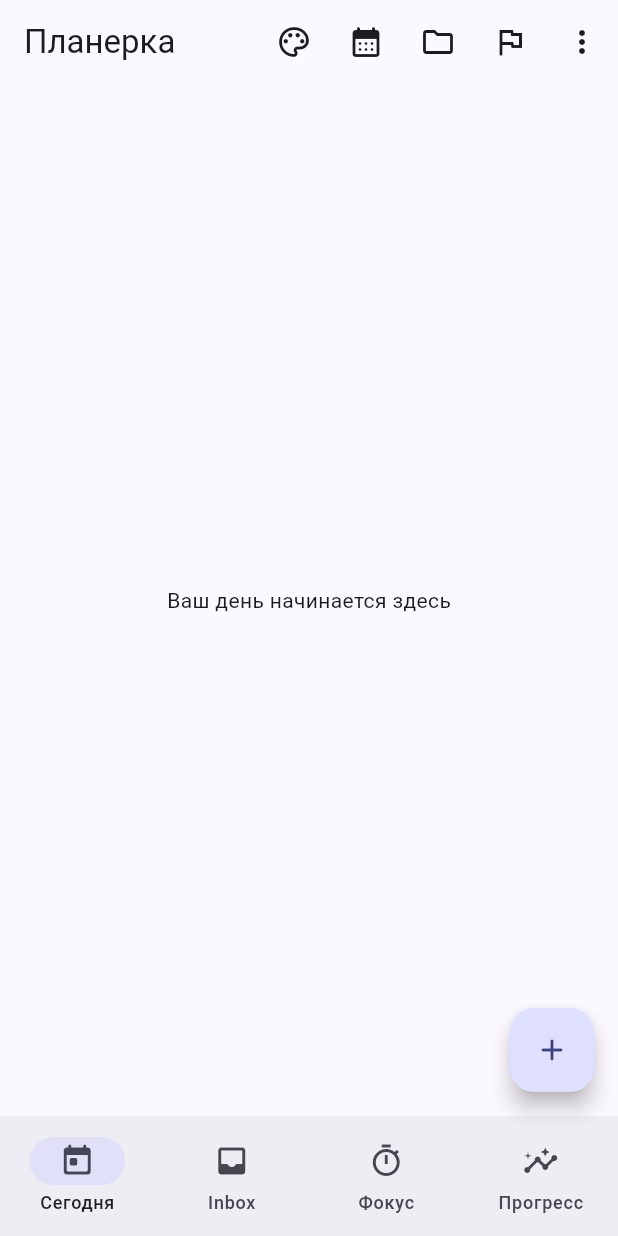
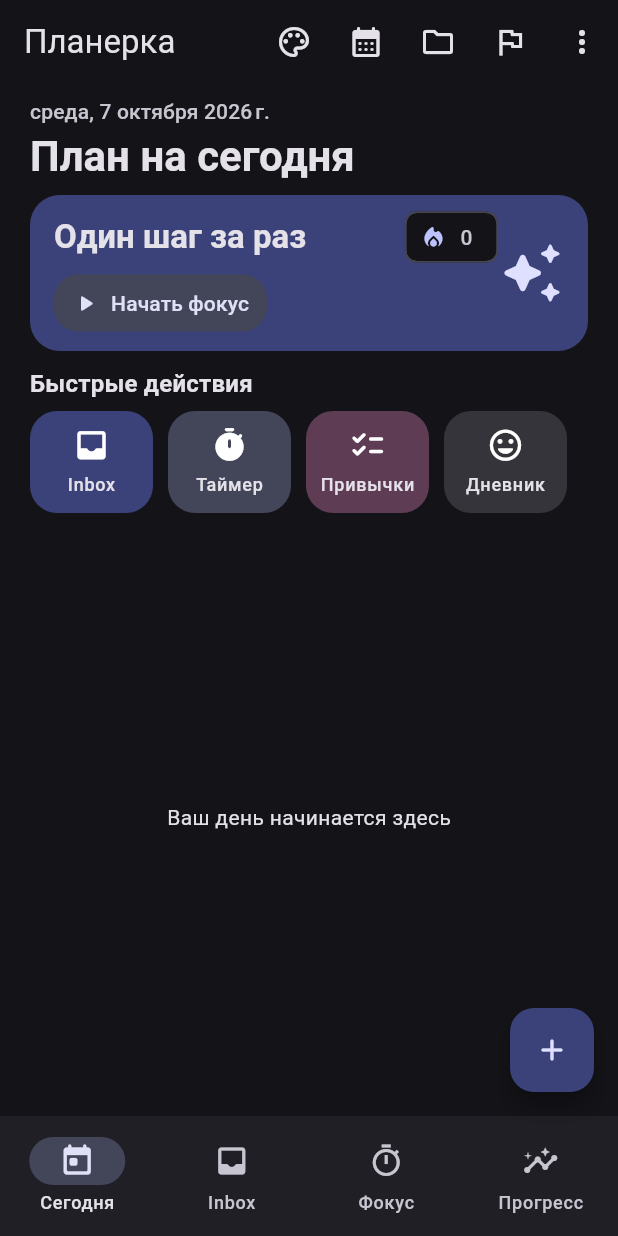
Before and after one commit to d3c0r1x/planerka, a Flutter app: the screen it shows after launch, on a phone screen of 412 x 824 dp. Run offline on Flutter 3.47's test engine with Material 3 defaults, Android fonts, the phone set to English and light mode, and no system bars; our stand-ins replace file_picker, flutter_local_notifications, sqflite, sqflite_common, timezone; accounts and stored records are empty.

Commit message:
feat(G11): add dark home dashboard

```diff
--- a/lib/app.dart
+++ b/lib/app.dart
@@ -8,13 +8,13 @@ import 'core/app_database.dart';
 import 'core/app_theme.dart';
 import 'features/inbox/inbox_repository.dart';
 import 'features/inbox/inbox_screen.dart';
+import 'features/home/home_screen.dart';
 import 'features/goals/goals_screen.dart';
 import 'features/backup/backup_screen.dart';
 import 'features/backup/backup_service.dart';
 import 'features/planning/calendar_screen.dart';
 import 'features/planning/planning_repository.dart';
 import 'features/planning/projects_screen.dart';
-import 'features/planning/today_screen.dart';
 import 'features/reminders/local_notification_port.dart';
 import 'features/reminders/reminder_service.dart';
 import 'features/review/progress_screen.dart';
@@ -40,7 +40,7 @@ class _PlanerkaAppState extends State<PlanerkaApp> with WidgetsBindingObserver {
   int _tab = 0;
   int _inboxVersion = 0;
   ReminderService? _reminders;
-  ThemeMode _themeMode = ThemeMode.system;
+  ThemeMode _themeMode = ThemeMode.dark;
 
   @override
   void initState() {
@@ -271,8 +271,27 @@ class _PlanerkaAppState extends State<PlanerkaApp> with WidgetsBindingObserver {
         body: widget.database == null
             ? const Center(child: Text('Ваш день начинается здесь'))
             : switch (_tab) {
-                0 => TodayScreen(
-                  repository: PlanningRepository(widget.database!),
+                0 => HomeScreen(
+                  planning: PlanningRepository(widget.database!),
+                  wellbeing: WellbeingRepository(widget.database!),
+                  onInbox: () => setState(() => _tab = 1),
+                  onFocus: () => setState(() => _tab = 2),
+                  onHabits: () => Navigator.push(
+                    context,
+                    MaterialPageRoute<void>(
+                      builder: (_) => HabitsScreen(
+                        repository: WellbeingRepository(widget.database!),
+                      ),
+                    ),
+                  ),
+                  onJournal: () => Navigator.push(
+                    context,
+                    MaterialPageRoute<void>(
+                      builder: (_) => JournalScreen(
+                        repository: WellbeingRepository(widget.database!),
+                      ),
+                    ),
+                  ),
                 ),
                 1 => InboxScreen(
                   key: ValueKey(_inboxVersion),
--- /dev/null
+++ b/lib/features/home/home_screen.dart
@@ -0,0 +1,225 @@
+import 'package:flutter/material.dart';
+
+import '../planning/planning_repository.dart';
+import '../planning/today_screen.dart';
+import '../wellbeing/wellbeing_repository.dart';
+
+class HomeScreen extends StatelessWidget {
+  const HomeScreen({
+    super.key,
+    required this.planning,
+    required this.wellbeing,
+    required this.onInbox,
+    required this.onFocus,
+    required this.onHabits,
+    required this.onJournal,
+  });
+
+  final PlanningRepository planning;
+  final WellbeingRepository wellbeing;
+  final VoidCallback onInbox;
+  final VoidCallback onFocus;
+  final VoidCallback onHabits;
+  final VoidCallback onJournal;
+
+  @override
+  Widget build(BuildContext context) {
+    final colors = Theme.of(context).colorScheme;
+    final date = MaterialLocalizations.of(context)
+        .formatFullDate(DateTime.now());
+    return Column(
+      crossAxisAlignment: CrossAxisAlignment.start,
+      children: [
+        Padding(
+          padding: const EdgeInsets.fromLTRB(20, 8, 20, 4),
+          child: Column(
+            crossAxisAlignment: CrossAxisAlignment.start,
+            children: [
+              Text(
+                date,
+                style: Theme.of(context).textTheme.labelLarge
+                    ?.copyWith(color: colors.onSurfaceVariant),
+              ),
+              const SizedBox(height: 2),
+              Text(
+                'План на сегодня',
+                style: Theme.of(context).textTheme.headlineMedium
+                    ?.copyWith(fontWeight: FontWeight.w700),
+              ),
+              const SizedBox(height: 8),
+              _DayCard(onFocus: onFocus, wellbeing: wellbeing),
+              const SizedBox(height: 10),
+              Text(
+                'Быстрые действия',
+                style: Theme.of(context).textTheme.titleMedium
+                    ?.copyWith(fontWeight: FontWeight.w700),
+              ),
+              const SizedBox(height: 6),
+              SizedBox(
+                height: 68,
+                child: ListView(
+                  scrollDirection: Axis.horizontal,
+                  children: [
+                    _QuickAction(
+                      icon: Icons.inbox_rounded,
+                      label: 'Inbox',
+                      color: colors.primaryContainer,
+                      onTap: onInbox,
+                    ),
+                    _QuickAction(
+                      icon: Icons.timer_rounded,
+                      label: 'Таймер',
+                      color: colors.secondaryContainer,
+                      onTap: onFocus,
+                    ),
+                    _QuickAction(
+                      icon: Icons.checklist_rounded,
+                      label: 'Привычки',
+                      color: colors.tertiaryContainer,
+                      onTap: onHabits,
+                    ),
+                    _QuickAction(
+                      icon: Icons.mood_rounded,
+                      label: 'Дневник',
+                      color: colors.surfaceContainerHighest,
+                      onTap: onJournal,
+                    ),
+                  ],
+                ),
+              ),
+            ],
+          ),
+        ),
+        Expanded(child: TodayScreen(repository: planning)),
+      ],
+    );
+  }
+}
+
+class _DayCard extends StatefulWidget {
+  const _DayCard({required this.onFocus, required this.wellbeing});
+  final VoidCallback onFocus;
+  final WellbeingRepository wellbeing;
+
+  @override
+  State<_DayCard> createState() => _DayCardState();
+}
+
+class _DayCardState extends State<_DayCard> {
+  late final Future<int> _streak;
+
+  @override
+  void initState() {
+    super.initState();
+    _streak = _longestStreak();
+  }
+
+  Future<int> _longestStreak() async {
+    final habits = await widget.wellbeing.listHabits();
+    var longest = 0;
+    for (final habit in habits) {
+      final summary = await widget.wellbeing.summary(habit.id, DateTime.now());
+      if (summary.streak > longest) longest = summary.streak;
+    }
+    return longest;
+  }
+
+  @override
+  Widget build(BuildContext context) {
+    final colors = Theme.of(context).colorScheme;
+    return Card(
+      margin: EdgeInsets.zero,
+      color: colors.primaryContainer,
+      child: Padding(
+        padding: const EdgeInsets.symmetric(horizontal: 16, vertical: 8),
+        child: Row(
+          children: [
+            Expanded(
+              child: Column(
+                crossAxisAlignment: CrossAxisAlignment.start,
+                children: [
+                  Row(
+                    children: [
+                      Expanded(
+                        child: Text(
+                          'Один шаг за раз',
+                          style: Theme.of(context).textTheme.titleLarge
+                              ?.copyWith(fontWeight: FontWeight.w700),
+                        ),
+                      ),
+                      FutureBuilder<int>(
+                        future: _streak,
+                        builder: (context, snapshot) => Chip(
+                          visualDensity: VisualDensity.compact,
+                          avatar: const Icon(
+                            Icons.local_fire_department_rounded,
+                            size: 18,
+                          ),
+                          label: Text('${snapshot.data ?? 0}'),
+                        ),
+                      ),
+                    ],
+                  ),
+                  FilledButton.tonalIcon(
+                    style: FilledButton.styleFrom(
+                      minimumSize: const Size(48, 38),
+                      padding: const EdgeInsets.symmetric(horizontal: 12),
+                    ),
+                    onPressed: widget.onFocus,
+                    icon: const Icon(Icons.play_arrow_rounded),
+                    label: const Text('Начать фокус'),
+                  ),
+                ],
+              ),
+            ),
+            Icon(
+              Icons.auto_awesome_rounded,
+              size: 44,
+              color: colors.onPrimaryContainer,
+            ),
+          ],
+        ),
+      ),
+    );
+  }
+}
+
+class _QuickAction extends StatelessWidget {
+  const _QuickAction({
+    required this.icon,
+    required this.label,
+    required this.color,
+    required this.onTap,
+  });
+  final IconData icon;
+  final String label;
+  final Color color;
+  final VoidCallback onTap;
+
+  @override
+  Widget build(BuildContext context) => Tooltip(
+    message: label,
+    child: Padding(
+      padding: const EdgeInsets.only(right: 10),
+      child: SizedBox(
+        width: 82,
+        child: Material(
+          color: color,
+          borderRadius: BorderRadius.circular(18),
+          child: InkWell(
+            onTap: onTap,
+            borderRadius: BorderRadius.circular(18),
+            child: Column(
+              mainAxisAlignment: MainAxisAlignment.center,
+              children: [
+                Icon(icon, size: 25),
+                const SizedBox(height: 6),
+                Text(label, style: Theme.of(context).textTheme.labelMedium),
+              ],
+            ),
+          ),
+        ),
+      ),
+    ),
+  );
+}
```
Also changed, not shown: 3 other files.
